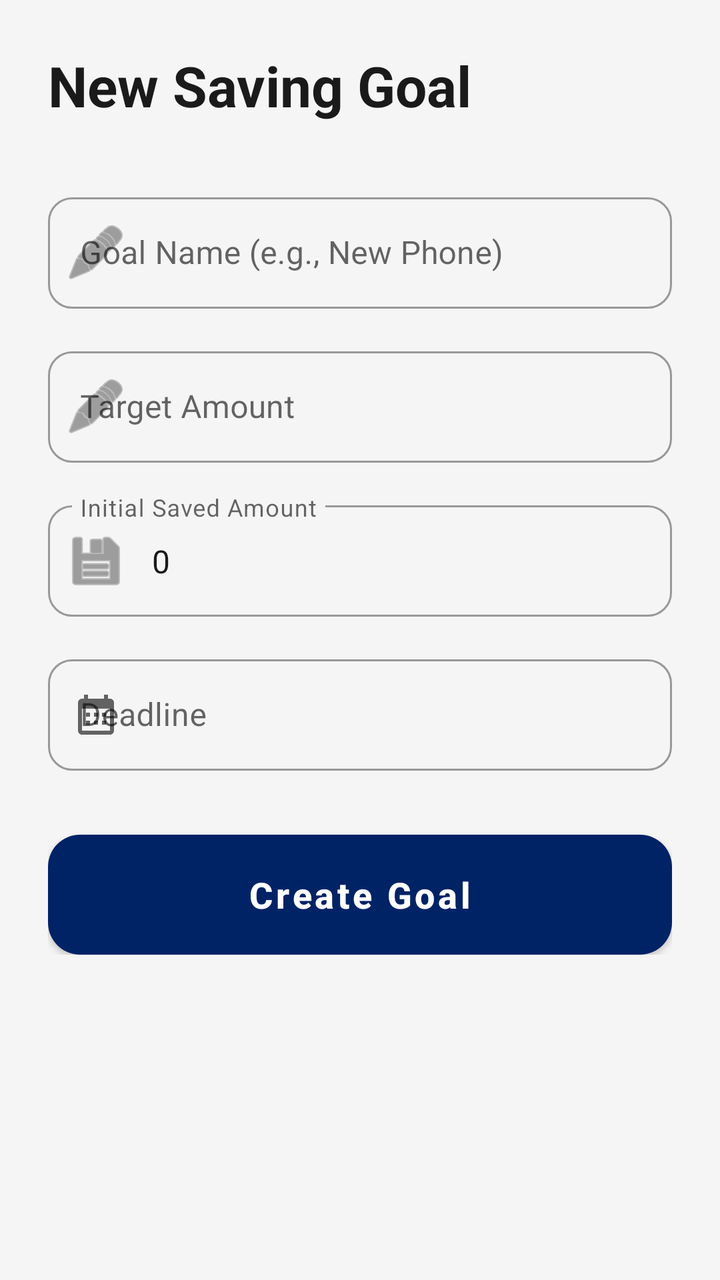
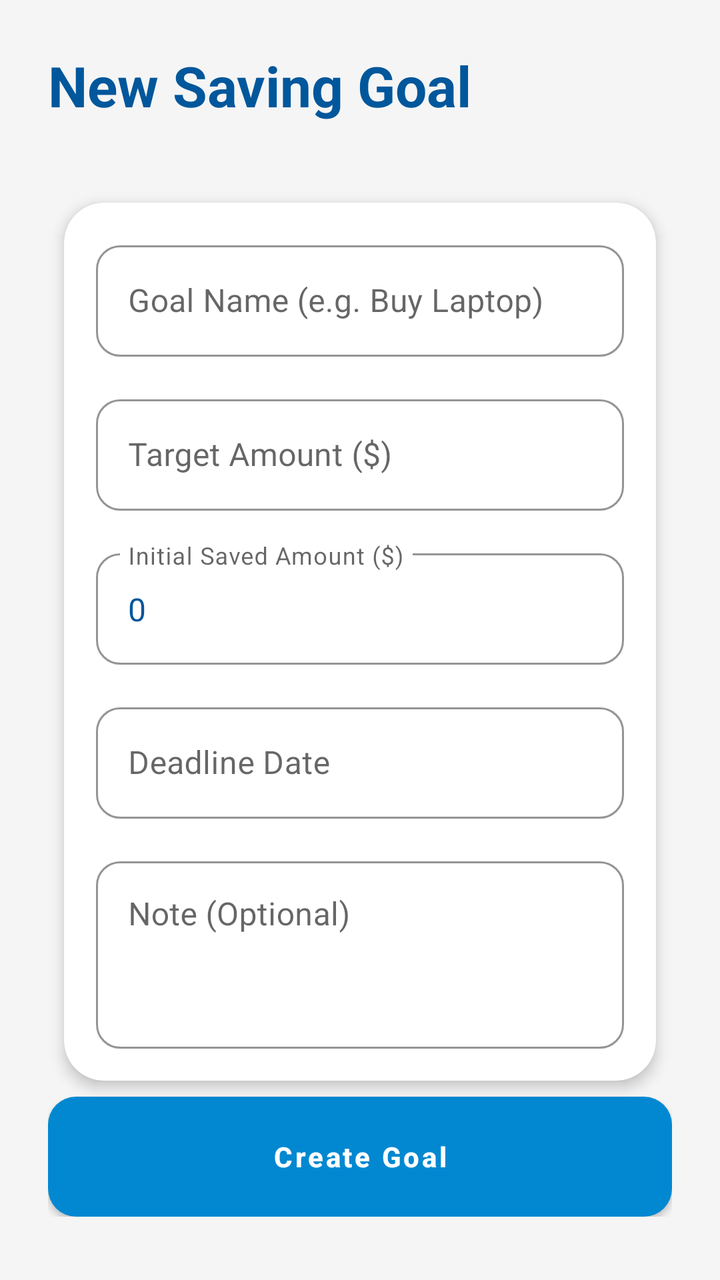

The first picture is an Android layout as it rendered before a commit; the second is the same layout after the commit. The layout source and the unified diff follow.
<!-- AndroidManifest.xml: application theme Theme.SmartExpenseTracker -->
<!-- res/layout/activity_add_saving_goal.xml -->
<?xml version="1.0" encoding="utf-8"?>
<ScrollView xmlns:android="http://schemas.android.com/apk/res/android"
    xmlns:app="http://schemas.android.com/apk/res-auto"
    android:layout_width="match_parent"
    android:layout_height="match_parent"
    android:background="?android:attr/windowBackground">

    <LinearLayout
        android:layout_width="match_parent"
        android:layout_height="wrap_content"
        android:orientation="vertical"
        android:padding="24dp">

        <TextView
            android:layout_width="wrap_content"
            android:layout_height="wrap_content"
            android:text="New Saving Goal"
            android:textSize="28sp"
            android:textStyle="bold"
            android:textColor="?android:attr/textColorPrimary"
            android:layout_marginBottom="32dp"/>

        <com.google.android.material.textfield.TextInputLayout
            style="@style/Widget.MaterialComponents.TextInputLayout.OutlinedBox"
            android:layout_width="match_parent"
            android:layout_height="wrap_content"
            android:hint="Goal Name (e.g., New Phone)"
            android:layout_marginBottom="16dp"
            app:startIconDrawable="@android:drawable/ic_menu_edit">

            <com.google.android.material.textfield.TextInputEditText
                android:id="@+id/etGoalName"
                android:layout_width="match_parent"
                android:layout_height="wrap_content"
                android:inputType="text"/>
        </com.google.android.material.textfield.TextInputLayout>

        <com.google.android.material.textfield.TextInputLayout
            style="@style/Widget.MaterialComponents.TextInputLayout.OutlinedBox"
            android:layout_width="match_parent"
            android:layout_height="wrap_content"
            android:hint="Target Amount"
            android:layout_marginBottom="16dp"
            app:startIconDrawable="@android:drawable/ic_menu_edit">

            <com.google.android.material.textfield.TextInputEditText
                android:id="@+id/etTargetAmount"
                android:layout_width="match_parent"
                android:layout_height="wrap_content"
                android:inputType="numberDecimal"/>
        </com.google.android.material.textfield.TextInputLayout>

        <com.google.android.material.textfield.TextInputLayout
            style="@style/Widget.MaterialComponents.TextInputLayout.OutlinedBox"
            android:layout_width="match_parent"
            android:layout_height="wrap_content"
            android:hint="Initial Saved Amount"
            android:layout_marginBottom="16dp"
            app:startIconDrawable="@android:drawable/ic_menu_save">

            <com.google.android.material.textfield.TextInputEditText
                android:id="@+id/etSavedAmount"
                android:layout_width="match_parent"
                android:layout_height="wrap_content"
                android:inputType="numberDecimal"
                android:text="0"/>
        </com.google.android.material.textfield.TextInputLayout>

        <com.google.android.material.textfield.TextInputLayout
            style="@style/Widget.MaterialComponents.TextInputLayout.OutlinedBox"
            android:layout_width="match_parent"
            android:layout_height="wrap_content"
            android:hint="Deadline"
            android:layout_marginBottom="32dp"
            app:startIconDrawable="@drawable/ic_calendar">

            <com.google.android.material.textfield.TextInputEditText
                android:id="@+id/etDeadline"
                android:layout_width="match_parent"
                android:layout_height="wrap_content"
                android:focusable="false"
                android:clickable="true"/>
        </com.google.android.material.textfield.TextInputLayout>

        <com.google.android.material.button.MaterialButton
            android:id="@+id/btnSaveGoal"
            android:layout_width="match_parent"
            android:layout_height="60dp"
            android:text="Create Goal"
            app:cornerRadius="16dp"
            android:textSize="18sp"
            android:textStyle="bold"
            app:backgroundTint="?attr/colorPrimary"/>

    </LinearLayout>
</ScrollView>
<!-- resources referenced by this layout -->
<resources>
  <!-- drawable ic_calendar (drawable) -->
  <vector xmlns:android="http://schemas.android.com/apk/res/android"
      android:width="24dp"
      android:height="24dp"
      android:viewportWidth="24"
      android:viewportHeight="24"
      android:tint="?attr/colorControlNormal">
      <path
          android:fillColor="@android:color/white"
          android:pathData="M19,4h-1V2h-2v2H8V2H6v2H5C3.89,4 3.01,4.9 3.01,6L3,20c0,1.1 0.89,2 2,2h14c1.1,0 2,-0.9 2,-2V6C21,4.9 20.1,4 19,4zM19,20H5V9h14V20zM7,11h2v2H7V11zM11,11h2v2h-2V11zM15,11h2v2h-2V11zM7,15h2v2H7V15zM11,15h2v2h-2V15zM15,15h2v2h-2V15z"/>
  </vector>
  <style name="Theme.SmartExpenseTracker" parent="Theme.MaterialComponents.DayNight.NoActionBar">
          
          <item name="colorPrimary">@color/royal_blue</item>
          <item name="colorPrimaryVariant">@color/primary_dark_light</item>
          <item name="colorOnPrimary">@color/white</item>
          
          <item name="colorSecondary">@color/royal_gold</item>
          <item name="colorOnSecondary">@color/white</item>
  
          
          <item name="android:statusBarColor">?attr/colorPrimaryVariant</item>
          <item name="android:windowLightStatusBar" tools:targetApi="m">true</item>
  
          
          <item name="android:windowBackground">@color/luxury_light_bg</item>
          <item name="colorSurface">@color/white</item>
  
          
          <item name="android:textColorPrimary">@color/text_primary_light</item>
          <item name="android:textColorSecondary">@color/text_secondary_light</item>
  
          
          <item name="cardViewStyle">@style/PremiumCardView</item>
          <item name="textInputStyle">@style/PremiumTextInputLayout</item>
          <item name="materialButtonStyle">@style/PremiumButton</item>
          <item name="bottomNavigationStyle">@style/PremiumBottomNav</item>
      </style>
  <color name="royal_blue">#002366</color>
  <color name="primary_dark_light">#001A4D</color>
  <color name="white">#FFFFFFFF</color>
  <color name="royal_gold">#D4AF37</color>
  <color name="luxury_light_bg">#F5F5F5</color>
  <color name="text_primary_light">#1A1A1A</color>
  <color name="text_secondary_light">#757575</color>
  <style name="PremiumCardView" parent="Widget.MaterialComponents.CardView">
          <item name="cardCornerRadius">20dp</item>
          <item name="cardElevation">4dp</item>
          <item name="android:layout_margin">8dp</item>
          <item name="cardBackgroundColor">@color/white</item>
      </style>
  <style name="PremiumTextInputLayout" parent="Widget.MaterialComponents.TextInputLayout.OutlinedBox">
          <item name="boxCornerRadiusTopStart">12dp</item>
          <item name="boxCornerRadiusTopEnd">12dp</item>
          <item name="boxCornerRadiusBottomStart">12dp</item>
          <item name="boxCornerRadiusBottomEnd">12dp</item>
          <item name="boxStrokeColor">@color/royal_blue</item>
          <item name="hintTextColor">@color/royal_blue</item>
      </style>
  <style name="PremiumButton" parent="Widget.MaterialComponents.Button">
          <item name="cornerRadius">14dp</item>
          <item name="android:insetTop">0dp</item>
          <item name="android:insetBottom">0dp</item>
          <item name="android:textAllCaps">false</item>
          <item name="android:textStyle">bold</item>
          <item name="backgroundTint">@color/royal_blue</item>
      </style>
  <style name="PremiumBottomNav" parent="Widget.MaterialComponents.BottomNavigationView">
          <item name="backgroundTint">@color/white</item>
          <item name="itemIconTint">@color/royal_blue</item>
          <item name="itemTextColor">@color/text_secondary_light</item>
      </style>
</resources>

<!-- the commit's change to res/layout/activity_add_saving_goal.xml (unified diff, before → after) -->
@@ -12,6 +12,7 @@
         android:padding="24dp">
 
         <TextView
+            android:id="@+id/tvAddGoalTitle"
             android:layout_width="wrap_content"
             android:layout_height="wrap_content"
             android:text="New Saving Goal"
@@ -20,77 +21,95 @@
             android:textColor="?android:attr/textColorPrimary"
             android:layout_marginBottom="32dp"/>
 
-        <com.google.android.material.textfield.TextInputLayout
-            style="@style/Widget.MaterialComponents.TextInputLayout.OutlinedBox"
+        <com.google.android.material.card.MaterialCardView
+            style="?attr/cardViewStyle"
             android:layout_width="match_parent"
             android:layout_height="wrap_content"
-            android:hint="Goal Name (e.g., New Phone)"
-            android:layout_marginBottom="16dp"
-            app:startIconDrawable="@android:drawable/ic_menu_edit">
+            android:layout_marginBottom="24dp">
 
-            <com.google.android.material.textfield.TextInputEditText
-                android:id="@+id/etGoalName"
+            <LinearLayout
                 android:layout_width="match_parent"
                 android:layout_height="wrap_content"
-                android:inputType="text"/>
-        </com.google.android.material.textfield.TextInputLayout>
+                android:orientation="vertical"
+                android:padding="16dp">
 
-        <com.google.android.material.textfield.TextInputLayout
-            style="@style/Widget.MaterialComponents.TextInputLayout.OutlinedBox"
-            android:layout_width="match_parent"
-            android:layout_height="wrap_content"
-            android:hint="Target Amount"
-            android:layout_marginBottom="16dp"
-            app:startIconDrawable="@android:drawable/ic_menu_edit">
+                <com.google.android.material.textfield.TextInputLayout
+                    style="?attr/textInputStyle"
+                    android:layout_width="match_parent"
+                    android:layout_height="wrap_content"
+                    android:hint="Goal Name (e.g. Buy Laptop)"
+                    android:layout_marginBottom="16dp">
+                    <com.google.android.material.textfield.TextInputEditText
+                        android:id="@+id/etGoalName"
+                        android:layout_width="match_parent"
+                        android:layout_height="wrap_content"
+                        android:inputType="textCapSentences"/>
+                </com.google.android.material.textfield.TextInputLayout>
 
-            <com.google.android.material.textfield.TextInputEditText
-                android:id="@+id/etTargetAmount"
-                android:layout_width="match_parent"
-                android:layout_height="wrap_content"
-                android:inputType="numberDecimal"/>
-        </com.google.android.material.textfield.TextInputLayout>
+                <com.google.android.material.textfield.TextInputLayout
+                    style="?attr/textInputStyle"
+                    android:layout_width="match_parent"
+                    android:layout_height="wrap_content"
+                    android:hint="Target Amount ($)"
+                    android:layout_marginBottom="16dp">
+                    <com.google.android.material.textfield.TextInputEditText
+                        android:id="@+id/etTargetAmount"
+                        android:layout_width="match_parent"
+                        android:layout_height="wrap_content"
+                        android:inputType="numberDecimal"/>
+                </com.google.android.material.textfield.TextInputLayout>
 
-        <com.google.android.material.textfield.TextInputLayout
-            style="@style/Widget.MaterialComponents.TextInputLayout.OutlinedBox"
-            android:layout_width="match_parent"
-            android:layout_height="wrap_content"
-            android:hint="Initial Saved Amount"
-            android:layout_marginBottom="16dp"
-            app:startIconDrawable="@android:drawable/ic_menu_save">
+                <com.google.android.material.textfield.TextInputLayout
+                    style="?attr/textInputStyle"
+                    android:layout_width="match_parent"
+                    android:layout_height="wrap_content"
+                    android:hint="Initial Saved Amount ($)"
+                    android:layout_marginBottom="16dp">
+                    <com.google.android.material.textfield.TextInputEditText
+                        android:id="@+id/etSavedAmount"
+                        android:layout_width="match_parent"
+                        android:layout_height="wrap_content"
+                        android:inputType="numberDecimal"
+                        android:text="0"/>
+                </com.google.android.material.textfield.TextInputLayout>
 
-            <com.google.android.material.textfield.TextInputEditText
-                android:id="@+id/etSavedAmount"
-                android:layout_width="match_parent"
-                android:layout_height="wrap_content"
-                android:inputType="numberDecimal"
-                android:text="0"/>
-        </com.google.android.material.textfield.TextInputLayout>
+                <com.google.android.material.textfield.TextInputLayout
+                    style="?attr/textInputStyle"
+                    android:layout_width="match_parent"
+                    android:layout_height="wrap_content"
+                    android:hint="Deadline Date"
+                    android:layout_marginBottom="16dp">
+                    <com.google.android.material.textfield.TextInputEditText
+                        android:id="@+id/etDeadline"
+                        android:layout_width="match_parent"
+                        android:layout_height="wrap_content"
+                        android:focusable="false"
+                        android:clickable="true"/>
+                </com.google.android.material.textfield.TextInputLayout>
 
-        <com.google.android.material.textfield.TextInputLayout
-            style="@style/Widget.MaterialComponents.TextInputLayout.OutlinedBox"
-            android:layout_width="match_parent"
-            android:layout_height="wrap_content"
-            android:hint="Deadline"
-            android:layout_marginBottom="32dp"
-            app:startIconDrawable="@drawable/ic_calendar">
+                <com.google.android.material.textfield.TextInputLayout
+                    style="?attr/textInputStyle"
+                    android:layout_width="match_parent"
+                    android:layout_height="wrap_content"
+                    android:hint="Note (Optional)">
+                    <com.google.android.material.textfield.TextInputEditText
+                        android:id="@+id/etGoalNote"
+                        android:layout_width="match_parent"
+                        android:layout_height="wrap_content"
+                        android:inputType="textMultiLine"
+                        android:lines="3"
+                        android:gravity="top"/>
+                </com.google.android.material.textfield.TextInputLayout>
 
-            <com.google.android.material.textfield.TextInputEditText
-                android:id="@+id/etDeadline"
-                android:layout_width="match_parent"
-                android:layout_height="wrap_content"
-                android:focusable="false"
-                android:clickable="true"/>
-        </com.google.android.material.textfield.TextInputLayout>
+            </LinearLayout>
+        </com.google.android.material.card.MaterialCardView>
 
         <com.google.android.material.button.MaterialButton
             android:id="@+id/btnSaveGoal"
             android:layout_width="match_parent"
             android:layout_height="60dp"
             android:text="Create Goal"
-            app:cornerRadius="16dp"
-            android:textSize="18sp"
-            android:textStyle="bold"
-            app:backgroundTint="?attr/colorPrimary"/>
+            style="?attr/materialButtonStyle"/>
 
     </LinearLayout>
 </ScrollView>
<!-- resource entries referenced after the edit -->
@@ -1,16 +1,5 @@
 <!-- resources referenced by this layout -->
 <resources>
-  <!-- drawable ic_calendar (drawable) -->
-  <vector xmlns:android="http://schemas.android.com/apk/res/android"
-      android:width="24dp"
-      android:height="24dp"
-      android:viewportWidth="24"
-      android:viewportHeight="24"
-      android:tint="?attr/colorControlNormal">
-      <path
-          android:fillColor="@android:color/white"
-          android:pathData="M19,4h-1V2h-2v2H8V2H6v2H5C3.89,4 3.01,4.9 3.01,6L3,20c0,1.1 0.89,2 2,2h14c1.1,0 2,-0.9 2,-2V6C21,4.9 20.1,4 19,4zM19,20H5V9h14V20zM7,11h2v2H7V11zM11,11h2v2h-2V11zM15,11h2v2h-2V11zM7,15h2v2H7V15zM11,15h2v2h-2V15zM15,15h2v2h-2V15z"/>
-  </vector>
   <style name="Theme.SmartExpenseTracker" parent="Theme.MaterialComponents.DayNight.NoActionBar">
           
           <item name="colorPrimary">@color/royal_blue</item>
@@ -38,13 +27,13 @@
           <item name="materialButtonStyle">@style/PremiumButton</item>
           <item name="bottomNavigationStyle">@style/PremiumBottomNav</item>
       </style>
-  <color name="royal_blue">#002366</color>
-  <color name="primary_dark_light">#001A4D</color>
+  <color name="royal_blue">#0288D1</color>
+  <color name="primary_dark_light">#01579B</color>
   <color name="white">#FFFFFFFF</color>
-  <color name="royal_gold">#D4AF37</color>
+  <color name="royal_gold">#FFD600</color>
   <color name="luxury_light_bg">#F5F5F5</color>
-  <color name="text_primary_light">#1A1A1A</color>
-  <color name="text_secondary_light">#757575</color>
+  <color name="text_primary_light">#01579B</color>
+  <color name="text_secondary_light">#0277BD</color>
   <style name="PremiumCardView" parent="Widget.MaterialComponents.CardView">
           <item name="cardCornerRadius">20dp</item>
           <item name="cardElevation">4dp</item>
